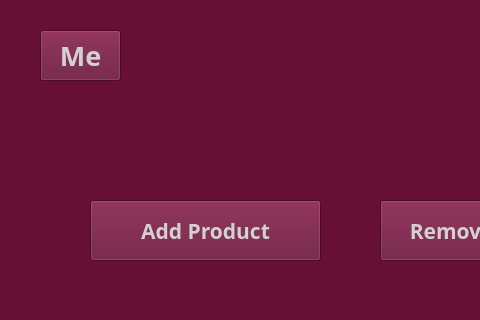
This is SweetsStore/employeewindow.ui in vince-exe/SweetsStore as Qt 5 draws it before an edit; both pictures show x 0 to 480 and y 0 to 320 of the 1280 by 720 pixel window. The edited form follows.
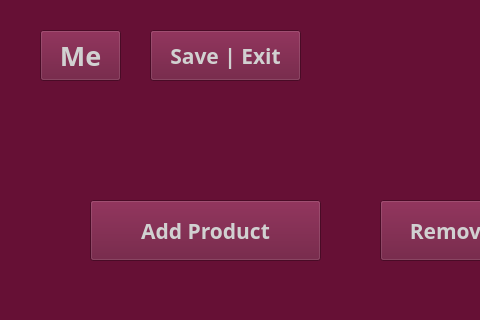
This is the edited form.

```diff
--- a/SweetsStore/employeewindow.ui
+++ b/SweetsStore/employeewindow.ui
@@ -524,6 +524,37 @@
      <string>Modify Customer</string>
     </property>
    </widget>
+   <widget class="QPushButton" name="addProdBtn_2">
+    <property name="geometry">
+     <rect>
+      <x>150</x>
+      <y>30</y>
+      <width>151</width>
+      <height>51</height>
+     </rect>
+    </property>
+    <property name="font">
+     <font>
+      <family>HP Simplified Jpan</family>
+      <pointsize>16</pointsize>
+      <bold>true</bold>
+     </font>
+    </property>
+    <property name="styleSheet">
+     <string notr="true">QPushButton {
+background: '#75103c';
+color: rgb(209, 209, 209);
+border: 4px solid '#1a1818';
+}
+
+QPushButton::hover {
+background-color: rgb(84, 13, 43);
+}</string>
+    </property>
+    <property name="text">
+     <string>Save | Exit</string>
+    </property>
+   </widget>
   </widget>
   <widget class="QMenuBar" name="menubar">
    <property name="geometry">
```
Left out of the diff: 6 changed lines with no effect on the pictures.
